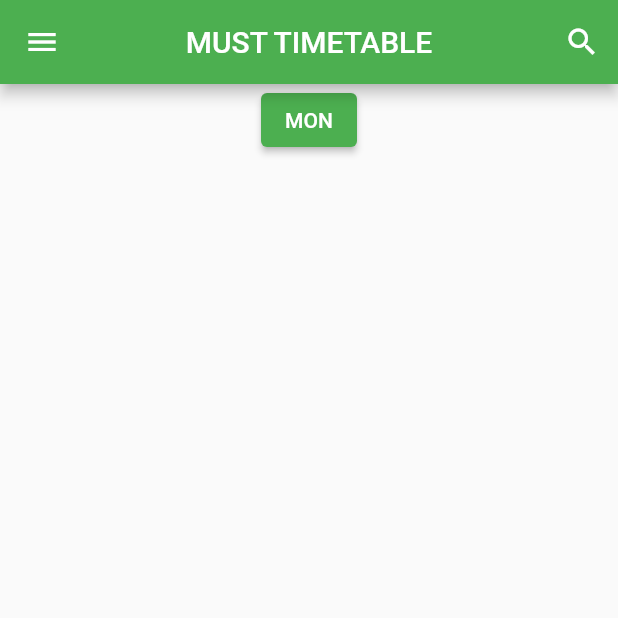
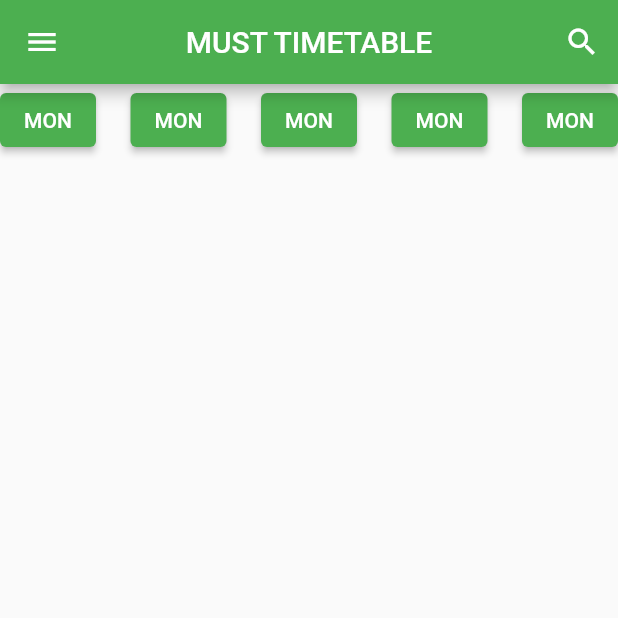
Before and after one commit to shadkasera/must_online, a Flutter app: the screen it shows once a user with an empty profile is signed in, on a phone screen of 412 x 824 dp, the top half of it. Run offline on Flutter 3.47's test engine with Material 2 defaults, Android fonts, the phone set to English and light mode, and no system bars; our stand-ins replace cloud_firestore, firebase_auth, firebase_core; accounts and stored records are empty; network calls fail.

```diff
--- a/lib/main.dart
+++ b/lib/main.dart
@@ -1,5 +1,4 @@
 import 'package:flutter/material.dart';
-import 'package:must_online/pages/homescreen.dart';
 import 'package:must_online/pages/login.dart';
 import 'package:firebase_auth/firebase_auth.dart';
 import 'package:firebase_core/firebase_core.dart';
@@ -43,7 +42,7 @@ class MyApp extends StatelessWidget {
           stream: FirebaseAuth.instance.authStateChanges(),
           builder: (context, snapshot) {
             if (snapshot.hasData) {
-              return const SearchPage();
+              return const WelcomePage();
             } else {
               return const Login();
             }
--- a/lib/welcome.dart
+++ b/lib/welcome.dart
@@ -1,14 +1,14 @@
 import 'package:firebase_auth/firebase_auth.dart';
 import 'package:flutter/material.dart';
 
-class SearchPage extends StatefulWidget {
-  const SearchPage({super.key});
+class WelcomePage extends StatefulWidget {
+  const WelcomePage({super.key});
 
   @override
-  _SearchPageState createState() => _SearchPageState();
+  WelcomePageState createState() => WelcomePageState();
 }
 
-class _SearchPageState extends State<SearchPage> {
+class WelcomePageState extends State<WelcomePage> {
   bool _isSearching = false;
   bool _showButtons = false;
 
@@ -89,6 +89,9 @@ class _SearchPageState extends State<SearchPage> {
       ),
       body: Column(children: [
         _isSearching ? buildSearchBar() : Container(),
+        Row(
+          mainAxisAlignment: MainAxisAlignment.spaceBetween,
+          children: [
             ElevatedButton(
               onPressed: () {
                 setState(() {
@@ -97,17 +100,59 @@ class _SearchPageState extends State<SearchPage> {
               },
               child: const Text('MON'),
             ),
-
+            ElevatedButton(
+              onPressed: () {
+                setState(() {
+                  _showButtons = !_showButtons;
+                });
+              },
+              child: const Text('MON'),
+            ),
+            ElevatedButton(
+              onPressed: () {
+                setState(() {
+                  _showButtons = !_showButtons;
+                });
+              },
+              child: const Text('MON'),
+            ),
+            ElevatedButton(
+              onPressed: () {
+                setState(() {
+                  _showButtons = !_showButtons;
+                });
+              },
+              child: const Text('MON'),
+            ),
+            ElevatedButton(
+              onPressed: () {
+                setState(() {
+                  _showButtons = !_showButtons;
+                });
+              },
+              child: const Text('MON'),
+            ),
+          ],
+        ),
         _showButtons
-            ? Row(
-                mainAxisAlignment: MainAxisAlignment.spaceEvenly,
+            ? Column(
                 children: [
                   ElevatedButton(
                     child: const Text('Sub-Button 1'),
+                    onPressed: () {
+
+                    },
+                  ),
+                  ElevatedButton(
+                    child: const Text('Sub-Button 2'),
                     onPressed: () {},
                   ),
                   ElevatedButton(
-                    child: const Text('Sub-Button 2'),
+                    child: const Text('Sub-Button 3'),
+                    onPressed: () {},
+                  ),
+                  ElevatedButton(
+                    child: const Text('Sub-Button 3'),
                     onPressed: () {},
                   ),
                   ElevatedButton(
```
Lines whose indentation alone changed are shown as unchanged.
